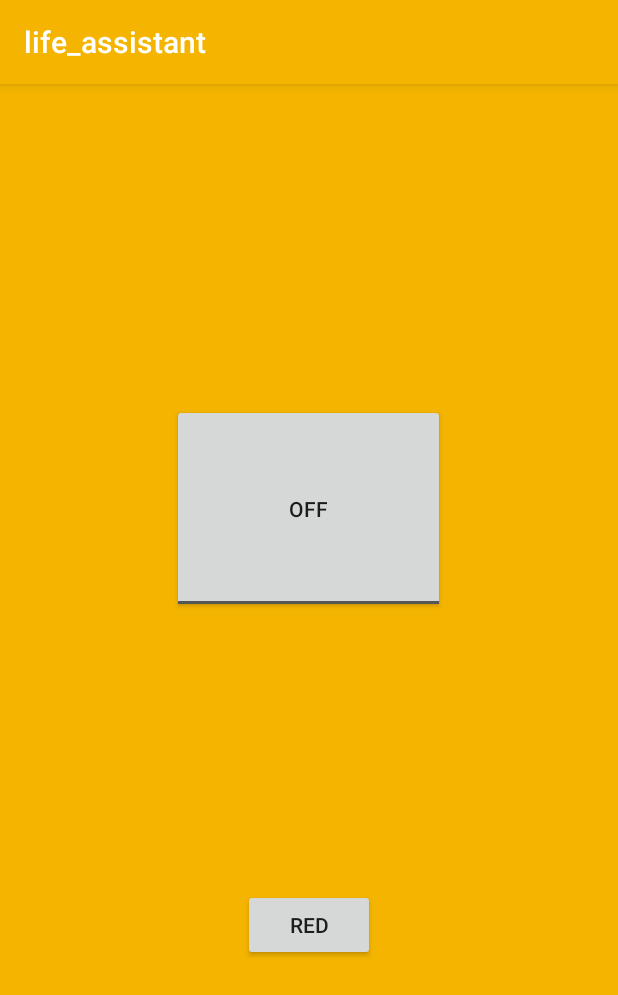
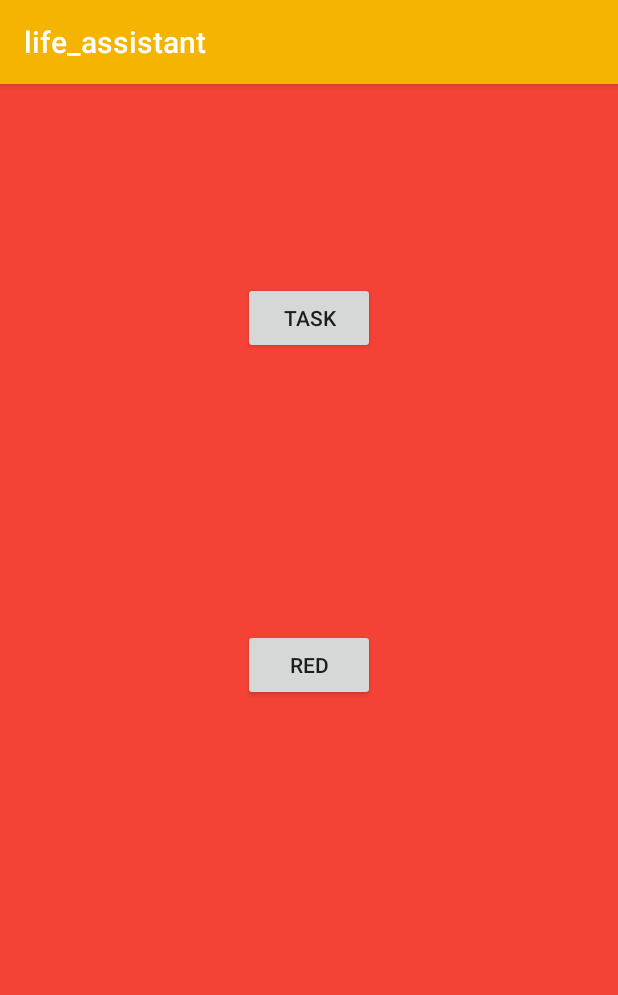
Before and after one commit to SteveHaskell/life_assistant, an Android app: the screen it shows after launch (MainActivity), after a tap on "RED", on a phone screen of 412 x 824 dp. Shown: the top 995 px of the screen. Run offline under Robolectric (Android 15) with nearby library versions, the phone set to English and light mode, and no system bars.

Commit message:
color flipping is smoother now, tried some memory stuff that doesn't work yet

```diff
--- /dev/null
+++ b/app/src/main/java/com/jicketyjackindustries/life_assistant/BackgroundColorFlipper.java
@@ -0,0 +1,53 @@
+package com.jicketyjackindustries.life_assistant;
+import android.view.View;
+
+import com.jicketyjackindustries.life_assistant.R;
+
+public class BackgroundColorFlipper {
+
+    private int currentColor;
+    private int primary = R.color.colorPrimary;
+    private int red = R.color.red;
+    private int blue = R.color.blue;
+    private int green = R.color.green;
+    protected View view;
+
+
+    public  BackgroundColorFlipper(View v){
+        view = v;
+        currentColor = primary;
+        //update();
+
+    }
+    public void flipBackgroundRed(){
+        if(currentColor!= red)
+            currentColor = red;
+        else if (currentColor == red)
+            currentColor = primary;
+
+        update();
+    }
+
+    public void flipBackgroundBlue(){
+        if(currentColor!= blue)
+            currentColor = blue;
+        else if (currentColor == blue)
+            currentColor = primary;
+
+        update();
+    }
+
+    public void flipBackgroundGreen(){
+        if(currentColor!= green)
+            currentColor = green;
+        else if (currentColor == green)
+            currentColor = primary;
+
+        update();
+    }
+
+    private void update(){
+        view.setBackgroundResource(currentColor);
+    }
+
+}
--- a/app/src/main/java/com/jicketyjackindustries/life_assistant/MainActivity.java
+++ b/app/src/main/java/com/jicketyjackindustries/life_assistant/MainActivity.java
@@ -1,18 +1,21 @@
 package com.jicketyjackindustries.life_assistant;
 
 import android.content.Context;
+import android.content.SharedPreferences;
 import android.support.v7.app.AppCompatActivity;
 import android.os.Bundle;
 import android.view.View;
+
 /*
 This has become an experimentation class for trying out different things in Android Studio
  */
 public class MainActivity extends AppCompatActivity {
 
     protected View view;
-    private boolean isRed;
-    private boolean isBlue;
-    private boolean isGreen;
+    private BackgroundColorFlipper bcf;
+    private boolean task1Complete = false;
+    private SharedPreferences mPrefs;
+    private SharedPreferences.Editor mEditor;
 
     /*
     replaces a constructor, do everything you want to do do on app startup here
@@ -20,64 +23,51 @@ public class MainActivity extends AppCompatActivity {
     @Override
     protected void onCreate(Bundle savedInstanceState) {
         super.onCreate(savedInstanceState);
+
+        mPrefs = getSharedPreferences("label", 0);
+        mEditor = mPrefs.edit();
+
+
         setContentView(R.layout.activity_main);
 
         //variable construction
         view = this.getWindow().getDecorView();
-        view.setBackgroundResource(R.color.colorPrimary);
+        if(mPrefs.getBoolean("task1", true))
+            view.setBackgroundResource(R.color.blue);
+
+        bcf = new BackgroundColorFlipper(view);
 
         Context context;
         context = this.getApplicationContext();
         view.setOnTouchListener(new OnSwipeTouchListener(context) {
             @Override
             public void onSwipeLeft() {
-                flipBackgroundBlue();
+                bcf.flipBackgroundBlue();
             }
             @Override
             public void onSwipeRight(){
-                flipBackgroundGreen();
+                bcf.flipBackgroundGreen();
             }
             @Override
             public void onSwipeUp(){
-                flipBackgroundRed();
+                bcf.flipBackgroundRed();
             }
         });
-        isRed=false;
-        isBlue=false;
-        isGreen=false;
 
     }
 
+    public void redButton(View v){
+        bcf.flipBackgroundRed();
+    }
 
-    private void flipBackgroundRed(){
-        if(isRed){
-            isRed=false;
-            view.setBackgroundResource(R.color.colorPrimary);
-        }
-        else{
-            isRed=true;
-            view.setBackgroundResource(R.color.red);
-        }
-    }
-    private void flipBackgroundBlue(){
-        if(isBlue){
-            isBlue=false;
-            view.setBackgroundResource(R.color.colorPrimary);
-        }
-        else{
-            isBlue=true;
-            view.setBackgroundResource(R.color.blue);
-        }
-    }
-    private void flipBackgroundGreen(){
-        if(isGreen){
-            isGreen=false;
-            view.setBackgroundResource(R.color.colorPrimary);
-        }
-        else{
-            isGreen=true;
-            view.setBackgroundResource(R.color.green);
-        }
+    public void taskButton1(View v){
+        if(!task1Complete)
+            v.setBackgroundResource(R.color.green);
+        else
+            v.setBackgroundResource(R.color.colorPrimary);
+
+        task1Complete = !task1Complete;
+        mEditor.putBoolean("task1",task1Complete);
     }
 
     private void wait(int t){
--- a/app/src/main/res/layout/activity_main.xml
+++ b/app/src/main/res/layout/activity_main.xml
@@ -5,22 +5,6 @@
     android:layout_width="match_parent"
     android:layout_height="match_parent"
     tools:context=".MainActivity">
-
-    <ToggleButton
-        android:id="@+id/toggleButton"
-        android:layout_width="182dp"
-        android:layout_height="139dp"
-        android:layout_marginStart="8dp"
-        android:layout_marginTop="8dp"
-        android:layout_marginEnd="8dp"
-        android:layout_marginBottom="8dp"
-        android:text="ToggleButton"
-        app:layout_constraintBottom_toBottomOf="parent"
-        app:layout_constraintEnd_toEndOf="parent"
-        app:layout_constraintHorizontal_bias="0.497"
-        app:layout_constraintStart_toStartOf="parent"
-        app:layout_constraintTop_toTopOf="parent"
-        app:layout_constraintVertical_bias="0.335" />
 
     <Button
         android:id="@+id/button"
@@ -30,11 +14,27 @@
         android:layout_marginTop="8dp"
         android:layout_marginEnd="8dp"
         android:layout_marginBottom="8dp"
-        android:onClick="makeBackgroundRed"
+        android:onClick="redButton"
         android:text="@string/makeRedButton"
         app:layout_constraintBottom_toBottomOf="parent"
         app:layout_constraintEnd_toEndOf="parent"
+        app:layout_constraintHorizontal_bias="0.501"
         app:layout_constraintStart_toStartOf="parent"
-        app:layout_constraintTop_toBottomOf="@+id/toggleButton" />
+        app:layout_constraintTop_toBottomOf="@+id/button2"
+        app:layout_constraintVertical_bias="0.334" />
+
+    <Button
+        android:id="@+id/button2"
+        android:layout_width="wrap_content"
+        android:layout_height="wrap_content"
+        android:layout_marginStart="8dp"
+        android:layout_marginTop="132dp"
+        android:layout_marginEnd="8dp"
+        android:onClick="taskButton1"
+        android:text="TASK"
+        app:layout_constraintEnd_toEndOf="parent"
+        app:layout_constraintHorizontal_bias="0.501"
+        app:layout_constraintStart_toStartOf="parent"
+        app:layout_constraintTop_toTopOf="parent" />
 
 </android.support.constraint.ConstraintLayout>
```
